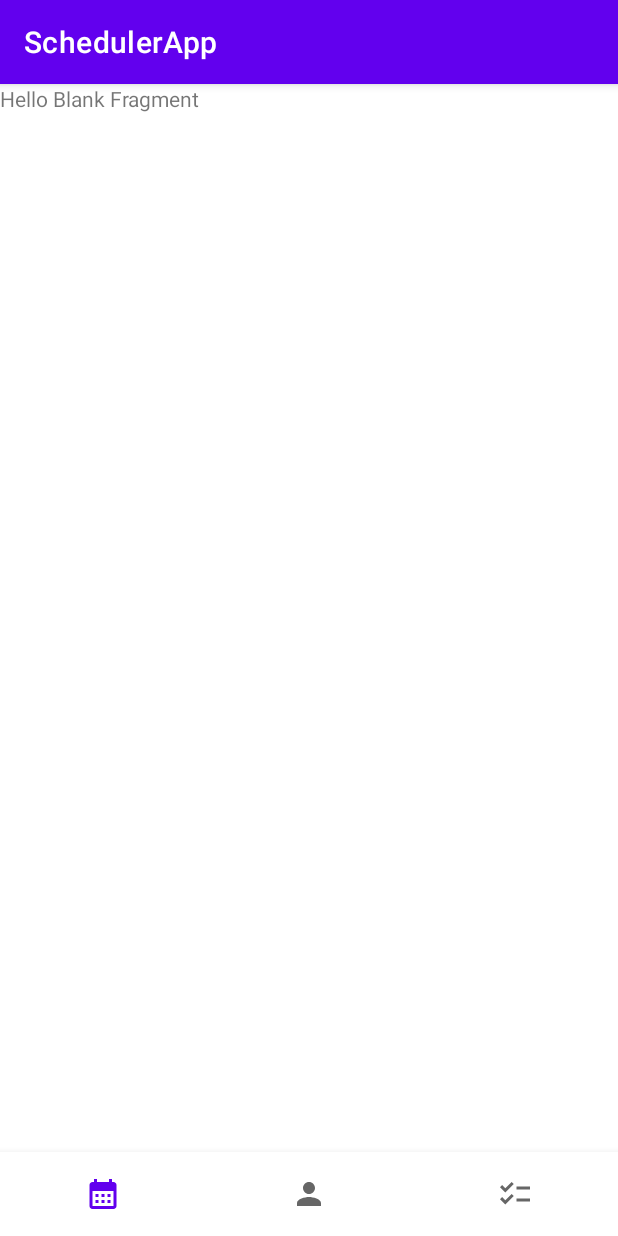
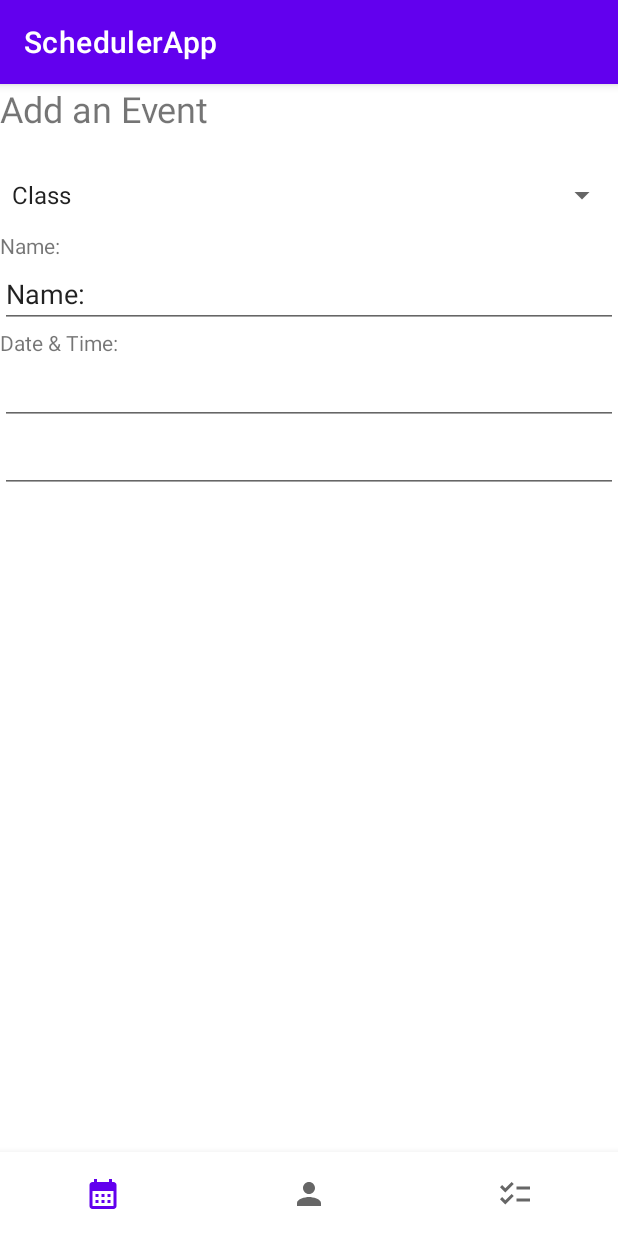
Before and after one commit to RolandHaden/SchedulerApp, an Android app: the screen it shows after launch (MainActivity), after a tap on "Add event", on a phone screen of 412 x 824 dp. Run offline under Robolectric (Android 15) with nearby library versions, the light colour scheme and no system bars.

Commit message:
start on add events form

```diff
--- a/app/src/main/java/com/example/schedulerapp/ui/calendar/CalendarFragment.java
+++ b/app/src/main/java/com/example/schedulerapp/ui/calendar/CalendarFragment.java
@@ -4,14 +4,14 @@ import android.os.Bundle;
 import android.view.LayoutInflater;
 import android.view.View;
 import android.view.ViewGroup;
-import com.example.schedulerapp.R;
 
 import androidx.annotation.NonNull;
 import androidx.fragment.app.Fragment;
 import androidx.fragment.app.FragmentManager;
 import androidx.fragment.app.FragmentTransaction;
 
-import com.example.schedulerapp.databinding.FragmentCalendarBinding     ;
+import com.example.schedulerapp.R;
+import com.example.schedulerapp.databinding.FragmentCalendarBinding;
 
 public class CalendarFragment extends Fragment {
 
--- a/app/src/main/java/com/example/schedulerapp/ui/calendar/NewEventFragment.java
+++ b/app/src/main/java/com/example/schedulerapp/ui/calendar/NewEventFragment.java
@@ -1,14 +1,18 @@
 package com.example.schedulerapp.ui.calendar;
 
 import android.os.Bundle;
-
-import androidx.fragment.app.Fragment;
-
 import android.view.LayoutInflater;
 import android.view.View;
 import android.view.ViewGroup;
+import android.widget.ArrayAdapter;
+import android.widget.Spinner;
+
+import androidx.annotation.NonNull;
+import androidx.fragment.app.Fragment;
 
 import com.example.schedulerapp.R;
+import com.example.schedulerapp.databinding.FragmentNewEventBinding;
+
 
 /**
  * A simple {@link Fragment} subclass.
@@ -25,6 +29,7 @@ public class NewEventFragment extends Fragment {
     // TODO: Rename and change types of parameters
     private String mParam1;
     private String mParam2;
+
 
     public NewEventFragment() {
         // Required empty public constructor
@@ -57,10 +62,26 @@ public class NewEventFragment extends Fragment {
         }
     }
 
+    private FragmentNewEventBinding binding;
+
     @Override
-    public View onCreateView(LayoutInflater inflater, ViewGroup container,
-                             Bundle savedInstanceState) {
-        // Inflate the layout for this fragment
-        return inflater.inflate(R.layout.fragment_new_event, container, false);
+    public View onCreateView(@NonNull LayoutInflater inflater,
+                             ViewGroup container, Bundle savedInstanceState) {
+
+        binding = FragmentNewEventBinding.inflate(inflater, container, false);
+        View root = binding.getRoot();
+        Spinner spinner = (Spinner) root.findViewById(R.id.spinnerEvent);
+// Create an ArrayAdapter using the string array and a default spinner layout.
+        ArrayAdapter<CharSequence> adapter = ArrayAdapter.createFromResource(
+                getContext(),
+                R.array.events,
+                android.R.layout.simple_spinner_item
+        );
+// Specify the layout to use when the list of choices appears.
+        adapter.setDropDownViewResource(android.R.layout.simple_spinner_dropdown_item);
+// Apply the adapter to the spinner.
+        spinner.setAdapter(adapter);
+
+        return root;
     }
 }
--- a/app/src/main/res/layout/fragment_new_event.xml
+++ b/app/src/main/res/layout/fragment_new_event.xml
@@ -6,9 +6,57 @@
     tools:context=".ui.calendar.NewEventFragment">
 
     <!-- TODO: Update blank fragment layout -->
-    <TextView
+
+    <LinearLayout
         android:layout_width="match_parent"
-        android:layout_height="match_parent"
-        android:text="@string/hello_blank_fragment" />
+        android:layout_height="wrap_content"
+        android:orientation="vertical">
+
+        <TextView
+            android:layout_width="match_parent"
+            android:layout_height="50dp"
+            android:text="@string/hello_blank_fragment"
+            android:textSize="24sp" />
+
+        <Spinner
+            android:id="@+id/spinnerEvent"
+            android:layout_width="match_parent"
+            android:spinnerMode="dropdown"
+            android:layout_height="48dp" />
+
+        <TextView
+            android:id="@+id/name_text"
+            android:layout_width="match_parent"
+            android:layout_height="wrap_content"
+            android:text="@string/name" />
+
+        <EditText
+            android:id="@+id/name_input"
+            android:layout_width="match_parent"
+            android:layout_height="wrap_content"
+            android:ems="10"
+            android:inputType="text"
+            android:text="@string/name" />
+
+        <TextView
+            android:id="@+id/date_display"
+            android:layout_width="match_parent"
+            android:layout_height="wrap_content"
+            android:text="@string/date" />
+
+        <EditText
+            android:id="@+id/editTextDate"
+            android:layout_width="match_parent"
+            android:layout_height="wrap_content"
+            android:ems="10"
+            android:inputType="date" />
+
+        <EditText
+            android:id="@+id/editTextTime"
+            android:layout_width="match_parent"
+            android:layout_height="wrap_content"
+            android:ems="10"
+            android:inputType="time" />
+    </LinearLayout>
 
 </FrameLayout>
--- a/app/src/main/res/values/strings.xml
+++ b/app/src/main/res/values/strings.xml
@@ -21,5 +21,13 @@
     <string name="classStart_2">10 AM</string>
     <string name="classEnd_1">10 AM</string>
     <string name="classEnd_2">1 PM</string>
-    <string name="hello_blank_fragment">Hello Blank Fragment</string>
+    <string name="hello_blank_fragment">Add an Event</string>
+    <string name="name">Name:</string>
+    <string name="date"><![CDATA[Date & Time:]]></string>
+    <string-array name="events">
+        <item>Class</item>
+        <item>Exam</item>
+        <item>Assignment</item>
+        <item>Other</item>
+    </string-array>
 </resources>
```
